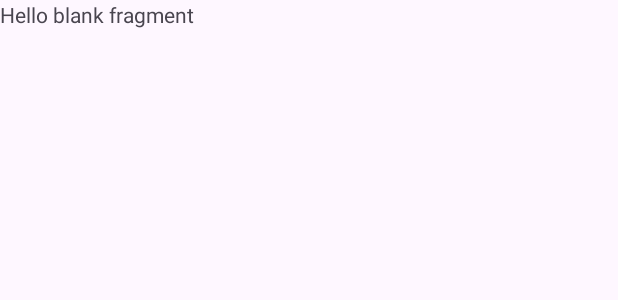
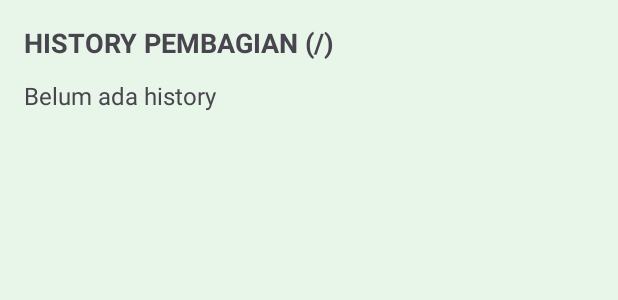
Before and after one commit to MeylfinYW/latihanFragment, an Android app: the layout fragment_bagi.xml on its own in the app's theme, with its tools: preview values and no code run, on a phone screen of 412 x 824 dp. Shown: the top 300 px of the screen. Run offline under Robolectric (Android 15) with nearby library versions, the phone set to English and light mode, and no system bars.

Commit message:
ubah layout xml bagi

```diff
--- a/app/src/main/res/layout/fragment_bagi.xml
+++ b/app/src/main/res/layout/fragment_bagi.xml
@@ -1,14 +1,30 @@
 <?xml version="1.0" encoding="utf-8"?>
-<FrameLayout xmlns:android="http://schemas.android.com/apk/res/android"
-    xmlns:tools="http://schemas.android.com/tools"
+<LinearLayout xmlns:android="http://schemas.android.com/apk/res/android"
+    android:id="@+id/layoutRoot"
     android:layout_width="match_parent"
     android:layout_height="match_parent"
-    tools:context=".FragmentBagi">
+    android:background="#E8F5E9"
+    android:orientation="vertical"
+    android:padding="16dp">
 
-    <!-- TODO: Update blank fragment layout -->
     <TextView
         android:layout_width="match_parent"
+        android:layout_height="wrap_content"
+        android:text="HISTORY PEMBAGIAN (/)"
+        android:textSize="18sp"
+        android:textStyle="bold" />
+
+    <ScrollView
+        android:layout_width="match_parent"
         android:layout_height="match_parent"
-        android:text="@string/hello_blank_fragment" />
+        android:layout_marginTop="12dp">
 
-</FrameLayout>
+        <TextView
+            android:id="@+id/tvHistory"
+            android:layout_width="match_parent"
+            android:layout_height="wrap_content"
+            android:text="Belum ada history"
+            android:textSize="16sp" />
+    </ScrollView>
+
+</LinearLayout>
```
